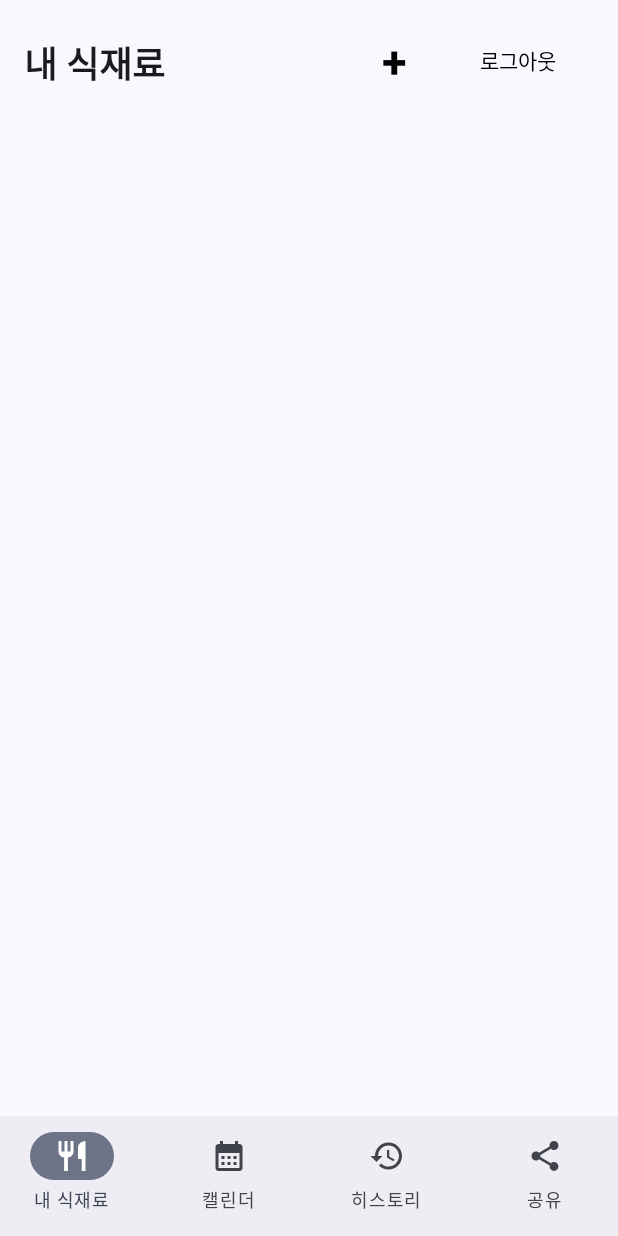
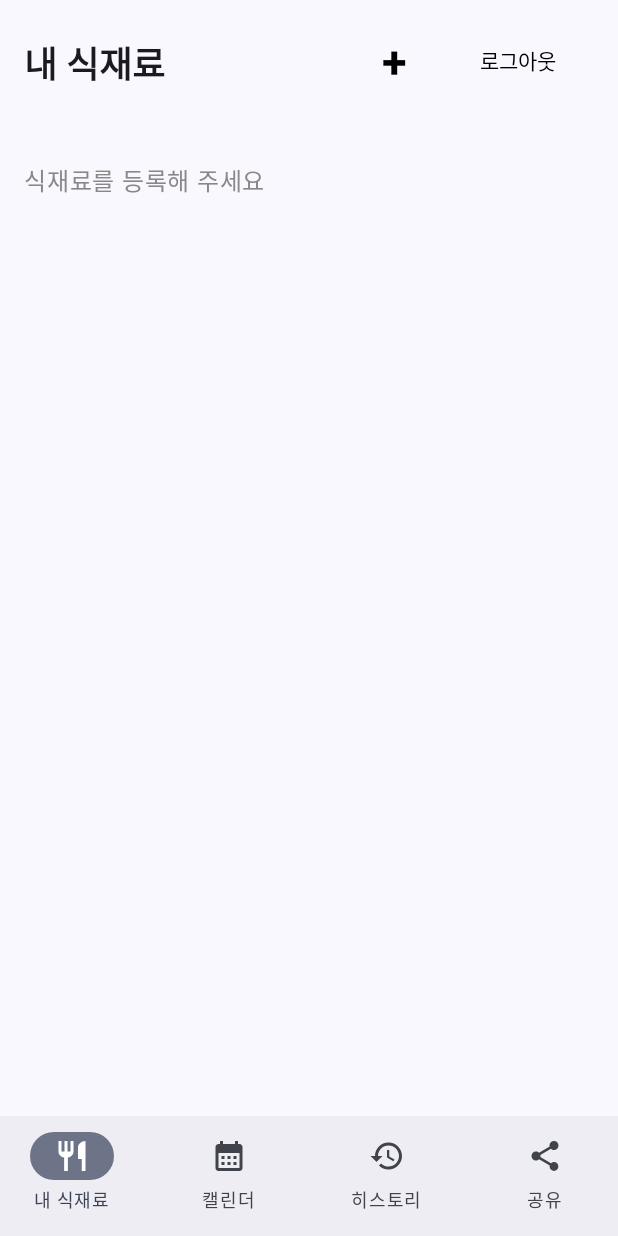
Before and after one commit to rokmcBum/ReCheck, an Android app built with Jetpack Compose: the MyPageScreen screen opened through its navigation route, on a phone screen of 412 x 824 dp. Run offline under Robolectric (Android 15) with nearby library versions, the phone set to English and light mode, and no system bars; our stand-ins replace Room's generated code.

Commit message:
feat: add empty text

```diff
--- a/app/src/main/java/com/example/recheck/uicomponent/MyPageScreen.kt
+++ b/app/src/main/java/com/example/recheck/uicomponent/MyPageScreen.kt
@@ -149,6 +149,9 @@ fun MyPageScreen(
 
         Spacer(modifier = Modifier.height(16.dp))
 
+        if (foodsState.isEmpty()) {
+            Text("식재료를 등록해 주세요", color = Color.Gray)
+        }
         LazyColumn(
             modifier = Modifier.fillMaxSize(),
             verticalArrangement = Arrangement.spacedBy(12.dp)
```
